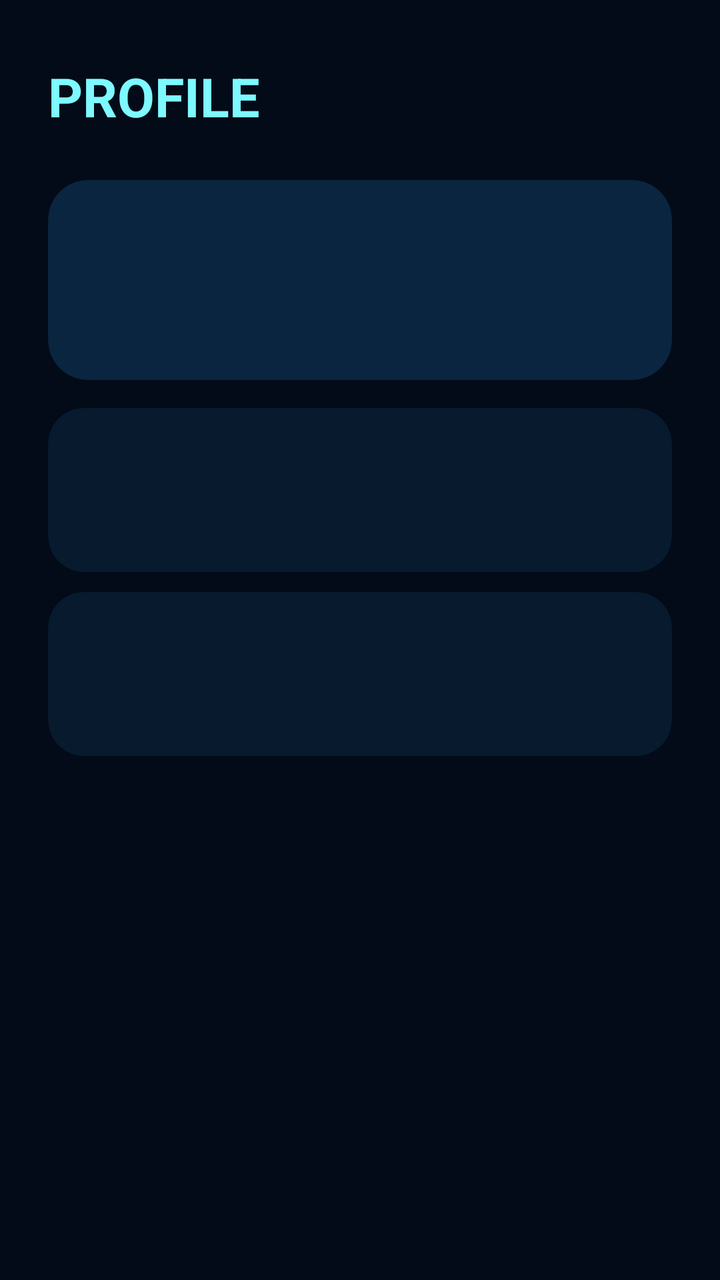
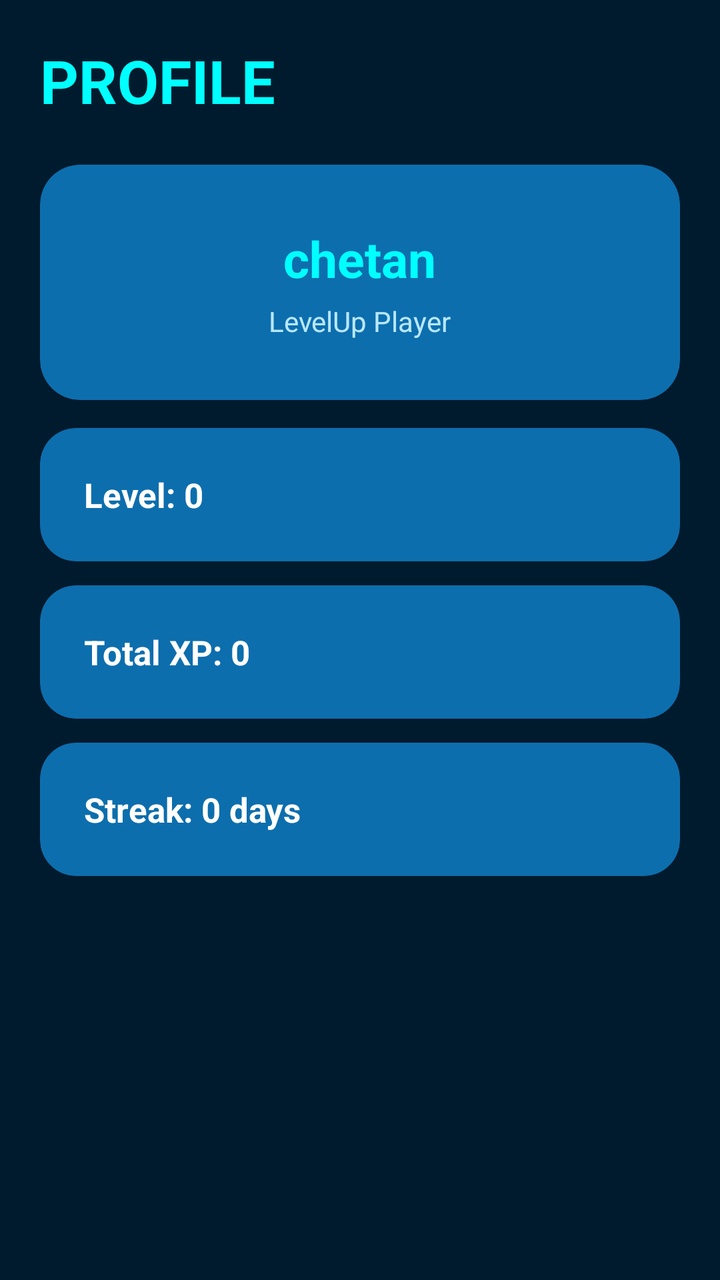

Compare the two renders of this Android layout. The source of the first and the diff that turns it into the second are given below.
<!-- AndroidManifest.xml: application theme Theme.LevelUp -->
<!-- res/layout/fragment_profile.xml -->
<?xml version="1.0" encoding="utf-8"?>
<androidx.constraintlayout.widget.ConstraintLayout
    xmlns:android="http://schemas.android.com/apk/res/android"
    xmlns:app="http://schemas.android.com/apk/res-auto"
    android:layout_width="match_parent"
    android:layout_height="match_parent"
    android:background="@color/levelup_background">

    <TextView
        android:id="@+id/tvProfileTitle"
        android:layout_width="wrap_content"
        android:layout_height="wrap_content"
        android:layout_marginStart="24dp"
        android:layout_marginTop="30dp"
        android:text="PROFILE"
        android:textColor="@color/levelup_cyan"
        android:textSize="27sp"
        android:textStyle="bold"
        app:layout_constraintStart_toStartOf="parent"
        app:layout_constraintTop_toTopOf="parent" />

    <androidx.cardview.widget.CardView
        android:id="@+id/cardPlayer"
        android:layout_width="0dp"
        android:layout_height="100dp"
        android:layout_marginStart="24dp"
        android:layout_marginTop="24dp"
        android:layout_marginEnd="24dp"
        app:cardBackgroundColor="@color/system_panel"
        app:cardCornerRadius="20dp"
        app:cardElevation="0dp"
        app:layout_constraintEnd_toEndOf="parent"
        app:layout_constraintStart_toStartOf="parent"
        app:layout_constraintTop_toBottomOf="@id/tvProfileTitle">

        <TextView
            android:id="@+id/tvUserName"
            android:layout_width="match_parent"
            android:layout_height="match_parent"
            android:gravity="center_vertical"
            android:paddingStart="22dp"
            android:paddingEnd="22dp"
            android:textColor="@color/levelup_cyan"
            android:textSize="20sp"
            android:textStyle="bold" />

    </androidx.cardview.widget.CardView>

    <androidx.cardview.widget.CardView
        android:id="@+id/cardProfileXp"
        android:layout_width="0dp"
        android:layout_height="82dp"
        android:layout_marginStart="24dp"
        android:layout_marginTop="14dp"
        android:layout_marginEnd="24dp"
        app:cardBackgroundColor="@color/levelup_surface"
        app:cardCornerRadius="18dp"
        app:cardElevation="0dp"
        app:layout_constraintEnd_toEndOf="parent"
        app:layout_constraintStart_toStartOf="parent"
        app:layout_constraintTop_toBottomOf="@id/cardPlayer">

        <TextView
            android:id="@+id/tvProfileXp"
            android:layout_width="match_parent"
            android:layout_height="match_parent"
            android:gravity="center_vertical"
            android:paddingStart="20dp"
            android:paddingEnd="20dp"
            android:textColor="@color/levelup_text_primary"
            android:textSize="17sp"
            android:textStyle="bold" />

    </androidx.cardview.widget.CardView>

    <androidx.cardview.widget.CardView
        android:id="@+id/cardProfileStreak"
        android:layout_width="0dp"
        android:layout_height="82dp"
        android:layout_marginStart="24dp"
        android:layout_marginTop="10dp"
        android:layout_marginEnd="24dp"
        app:cardBackgroundColor="@color/levelup_surface"
        app:cardCornerRadius="18dp"
        app:cardElevation="0dp"
        app:layout_constraintEnd_toEndOf="parent"
        app:layout_constraintStart_toStartOf="parent"
        app:layout_constraintTop_toBottomOf="@id/cardProfileXp">

        <TextView
            android:id="@+id/tvProfileStreak"
            android:layout_width="match_parent"
            android:layout_height="match_parent"
            android:gravity="center_vertical"
            android:paddingStart="20dp"
            android:paddingEnd="20dp"
            android:textColor="@color/levelup_text_primary"
            android:textSize="17sp"
            android:textStyle="bold" />

    </androidx.cardview.widget.CardView>

</androidx.constraintlayout.widget.ConstraintLayout>
<!-- resources referenced by this layout -->
<resources>
  <color name="levelup_background">#030B18</color>
  <color name="levelup_cyan">#7DF9FF</color>
  <color name="levelup_surface">#071A2E</color>
  <color name="levelup_text_primary">#FFFFFF</color>
  <color name="system_panel">#0A2540</color>
  <style name="Theme.LevelUp" parent="Base.Theme.LevelUp" />
  <style name="Base.Theme.LevelUp" parent="Theme.Material3.DayNight.NoActionBar">
  
          
          <item name="android:windowBackground">@color/levelup_background</item>
  
          
          <item name="android:statusBarColor">@color/levelup_background</item>
          <item name="android:navigationBarColor">@color/levelup_background</item>
  
          
          <item name="android:windowLightStatusBar">false</item>
  
  
          
          <item name="colorPrimary">@color/levelup_primary</item>
          <item name="colorSecondary">@color/levelup_cyan</item>
          <item name="colorSurface">@color/levelup_surface</item>
  
      </style>
  <color name="levelup_primary">#00D9FF</color>
</resources>

<!-- the commit's change to res/layout/fragment_profile.xml (unified diff, before → after) -->
@@ -2,102 +2,133 @@
 <androidx.constraintlayout.widget.ConstraintLayout
     xmlns:android="http://schemas.android.com/apk/res/android"
     xmlns:app="http://schemas.android.com/apk/res-auto"
+    xmlns:tools="http://schemas.android.com/tools"
     android:layout_width="match_parent"
     android:layout_height="match_parent"
-    android:background="@color/levelup_background">
+    android:background="@color/levelup_background"
+    tools:context=".ProfileFragment">
 
-    <TextView
-        android:id="@+id/tvProfileTitle"
-        android:layout_width="wrap_content"
-        android:layout_height="wrap_content"
-        android:layout_marginStart="24dp"
-        android:layout_marginTop="30dp"
-        android:text="PROFILE"
-        android:textColor="@color/levelup_cyan"
-        android:textSize="27sp"
-        android:textStyle="bold"
+    <ScrollView
+        android:layout_width="0dp"
+        android:layout_height="0dp"
+        android:fillViewport="true"
+        android:scrollbars="none"
+        app:layout_constraintTop_toTopOf="parent"
+        app:layout_constraintBottom_toBottomOf="parent"
         app:layout_constraintStart_toStartOf="parent"
-        app:layout_constraintTop_toTopOf="parent" />
+        app:layout_constraintEnd_toEndOf="parent">
 
-    <androidx.cardview.widget.CardView
-        android:id="@+id/cardPlayer"
-        android:layout_width="0dp"
-        android:layout_height="100dp"
-        android:layout_marginStart="24dp"
-        android:layout_marginTop="24dp"
-        android:layout_marginEnd="24dp"
-        app:cardBackgroundColor="@color/system_panel"
-        app:cardCornerRadius="20dp"
-        app:cardElevation="0dp"
-        app:layout_constraintEnd_toEndOf="parent"
-        app:layout_constraintStart_toStartOf="parent"
-        app:layout_constraintTop_toBottomOf="@id/tvProfileTitle">
+        <LinearLayout
+            android:layout_width="match_parent"
+            android:layout_height="wrap_content"
+            android:orientation="vertical"
+            android:padding="20dp">
 
-        <TextView
-            android:id="@+id/tvUserName"
-            android:layout_width="match_parent"
-            android:layout_height="match_parent"
-            android:gravity="center_vertical"
-            android:paddingStart="22dp"
-            android:paddingEnd="22dp"
-            android:textColor="@color/levelup_cyan"
-            android:textSize="20sp"
-            android:textStyle="bold" />
+            <TextView
+                android:layout_width="match_parent"
+                android:layout_height="wrap_content"
+                android:text="PROFILE"
+                android:textColor="@color/levelup_cyan"
+                android:textSize="30sp"
+                android:textStyle="bold" />
 
-    </androidx.cardview.widget.CardView>
+            <androidx.cardview.widget.CardView
+                android:layout_width="match_parent"
+                android:layout_height="wrap_content"
+                android:layout_marginTop="22dp"
+                app:cardBackgroundColor="@color/levelup_surface"
+                app:cardCornerRadius="20dp"
+                app:cardElevation="0dp">
 
-    <androidx.cardview.widget.CardView
-        android:id="@+id/cardProfileXp"
-        android:layout_width="0dp"
-        android:layout_height="82dp"
-        android:layout_marginStart="24dp"
-        android:layout_marginTop="14dp"
-        android:layout_marginEnd="24dp"
-        app:cardBackgroundColor="@color/levelup_surface"
-        app:cardCornerRadius="18dp"
-        app:cardElevation="0dp"
-        app:layout_constraintEnd_toEndOf="parent"
-        app:layout_constraintStart_toStartOf="parent"
-        app:layout_constraintTop_toBottomOf="@id/cardPlayer">
+                <LinearLayout
+                    android:layout_width="match_parent"
+                    android:layout_height="wrap_content"
+                    android:gravity="center"
+                    android:orientation="vertical"
+                    android:padding="30dp">
 
-        <TextView
-            android:id="@+id/tvProfileXp"
-            android:layout_width="match_parent"
-            android:layout_height="match_parent"
-            android:gravity="center_vertical"
-            android:paddingStart="20dp"
-            android:paddingEnd="20dp"
-            android:textColor="@color/levelup_text_primary"
-            android:textSize="17sp"
-            android:textStyle="bold" />
+                    <TextView
+                        android:layout_width="wrap_content"
+                        android:layout_height="wrap_content"
+                        android:text="chetan"
+                        android:textColor="@color/levelup_cyan"
+                        android:textSize="25sp"
+                        android:textStyle="bold" />
 
-    </androidx.cardview.widget.CardView>
+                    <TextView
+                        android:layout_width="wrap_content"
+                        android:layout_height="wrap_content"
+                        android:layout_marginTop="5dp"
+                        android:text="LevelUp Player"
+                        android:textColor="@color/levelup_text_secondary"
+                        android:textSize="14sp" />
 
-    <androidx.cardview.widget.CardView
-        android:id="@+id/cardProfileStreak"
-        android:layout_width="0dp"
-        android:layout_height="82dp"
-        android:layout_marginStart="24dp"
-        android:layout_marginTop="10dp"
-        android:layout_marginEnd="24dp"
-        app:cardBackgroundColor="@color/levelup_surface"
-        app:cardCornerRadius="18dp"
-        app:cardElevation="0dp"
-        app:layout_constraintEnd_toEndOf="parent"
-        app:layout_constraintStart_toStartOf="parent"
-        app:layout_constraintTop_toBottomOf="@id/cardProfileXp">
+                </LinearLayout>
 
-        <TextView
-            android:id="@+id/tvProfileStreak"
-            android:layout_width="match_parent"
-            android:layout_height="match_parent"
-            android:gravity="center_vertical"
-            android:paddingStart="20dp"
-            android:paddingEnd="20dp"
-            android:textColor="@color/levelup_text_primary"
-            android:textSize="17sp"
-            android:textStyle="bold" />
+            </androidx.cardview.widget.CardView>
 
-    </androidx.cardview.widget.CardView>
+            <androidx.cardview.widget.CardView
+                android:layout_width="match_parent"
+                android:layout_height="wrap_content"
+                android:layout_marginTop="14dp"
+                app:cardBackgroundColor="@color/levelup_surface"
+                app:cardCornerRadius="18dp"
+                app:cardElevation="0dp">
+
+                <TextView
+                    android:id="@+id/tvProfileLevel"
+                    android:layout_width="match_parent"
+                    android:layout_height="wrap_content"
+                    android:padding="22dp"
+                    android:text="Level: 0"
+                    android:textColor="@color/levelup_text_primary"
+                    android:textSize="17sp"
+                    android:textStyle="bold" />
+
+            </androidx.cardview.widget.CardView>
+
+            <androidx.cardview.widget.CardView
+                android:layout_width="match_parent"
+                android:layout_height="wrap_content"
+                android:layout_marginTop="12dp"
+                app:cardBackgroundColor="@color/levelup_surface"
+                app:cardCornerRadius="18dp"
+                app:cardElevation="0dp">
+
+                <TextView
+                    android:id="@+id/tvProfileXp"
+                    android:layout_width="match_parent"
+                    android:layout_height="wrap_content"
+                    android:padding="22dp"
+                    android:text="Total XP: 0"
+                    android:textColor="@color/levelup_text_primary"
+                    android:textSize="17sp"
+                    android:textStyle="bold" />
+
+            </androidx.cardview.widget.CardView>
+
+            <androidx.cardview.widget.CardView
+                android:layout_width="match_parent"
+                android:layout_height="wrap_content"
+                android:layout_marginTop="12dp"
+                app:cardBackgroundColor="@color/levelup_surface"
+                app:cardCornerRadius="18dp"
+                app:cardElevation="0dp">
+
+                <TextView
+                    android:id="@+id/tvProfileStreak"
+                    android:layout_width="match_parent"
+                    android:layout_height="wrap_content"
+                    android:padding="22dp"
+                    android:text="Streak: 0 days"
+                    android:textColor="@color/levelup_text_primary"
+                    android:textSize="17sp"
+                    android:textStyle="bold" />
+
+            </androidx.cardview.widget.CardView>
+
+        </LinearLayout>
+
+    </ScrollView>
 
 </androidx.constraintlayout.widget.ConstraintLayout>
<!-- resource entries referenced after the edit -->
@@ -1,10 +1,10 @@
 <!-- resources referenced by this layout -->
 <resources>
-  <color name="levelup_background">#030B18</color>
-  <color name="levelup_cyan">#7DF9FF</color>
-  <color name="levelup_surface">#071A2E</color>
+  <color name="levelup_background">#001B2E</color>
+  <color name="levelup_cyan">#00FFFF</color>
+  <color name="levelup_surface">#0D6EAD</color>
   <color name="levelup_text_primary">#FFFFFF</color>
-  <color name="system_panel">#0A2540</color>
+  <color name="levelup_text_secondary">#B8E8FF</color>
   <style name="Theme.LevelUp" parent="Base.Theme.LevelUp" />
   <style name="Base.Theme.LevelUp" parent="Theme.Material3.DayNight.NoActionBar">
   
@@ -25,6 +25,6 @@
           <item name="colorSurface">@color/levelup_surface</item>
   
       </style>
-  <color name="levelup_primary">#00D9FF</color>
+  <color name="levelup_primary">#00FFFF</color>
 </resources>
 
